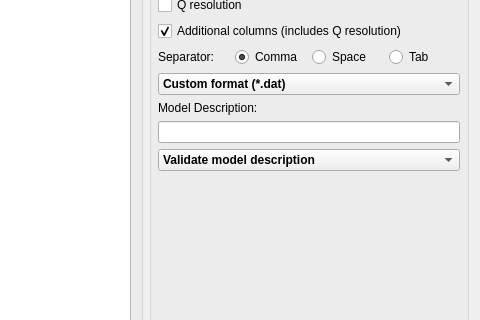
First picture: the form in qt/scientific_interfaces/ISISReflectometry/GUI/Save/SaveWidget.ui, repository mantidproject/mantid, before the edit; both pictures show x 508 to 988 and y 137 to 457 of the 988 by 672 pixel window.
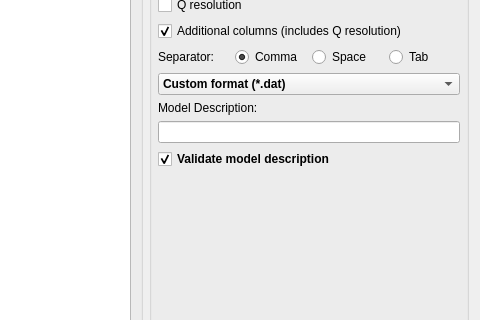
Second picture: the form after the edit.

Commit message: replaced dropdown widget with a checkbox

The edit to the form file:
```diff
--- a/qt/scientific_interfaces/ISISReflectometry/GUI/Save/SaveWidget.ui
+++ b/qt/scientific_interfaces/ISISReflectometry/GUI/Save/SaveWidget.ui
@@ -366,25 +366,18 @@
         <widget class="QLineEdit" name="modelEdit"/>
         </item>
         <item>
-            <widget class="QComboBox" name="validationOptionComboBox">
+            <widget class="QCheckBox" name="validateModelCheckBox">
             <property name="font">
             <font>
                 <weight>75</weight>
             </font>
             </property>
-            <property name="styleSheet">
-            <string notr="true"/>
-            </property>
-            <item>
             <property name="text">
                 <string>Validate model description</string>
             </property>
-            </item>
-            <item>
-            <property name="text">
-                <string>Do not validate model description</string>
-            </property>
-            </item>
+                <property name="checked">
+                    <bool>true</bool>
+                </property>
             </widget>
         </item>
         <item>
```
Lines whose indentation alone changed are shown as unchanged. The commit also changes 7 other files.
